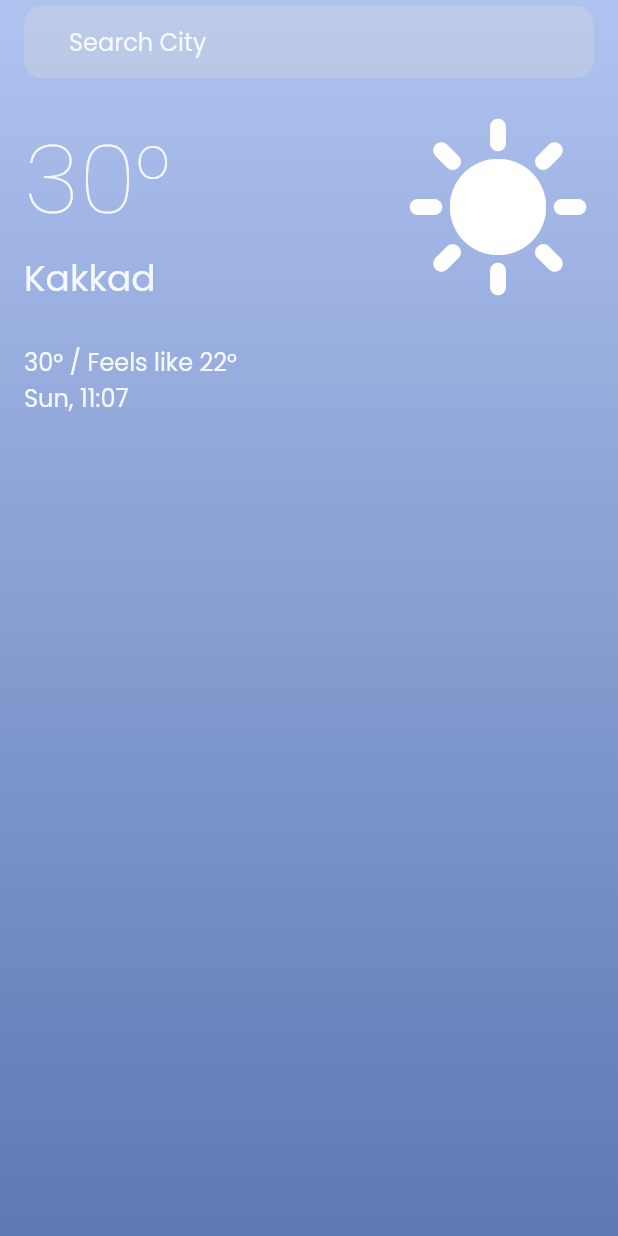
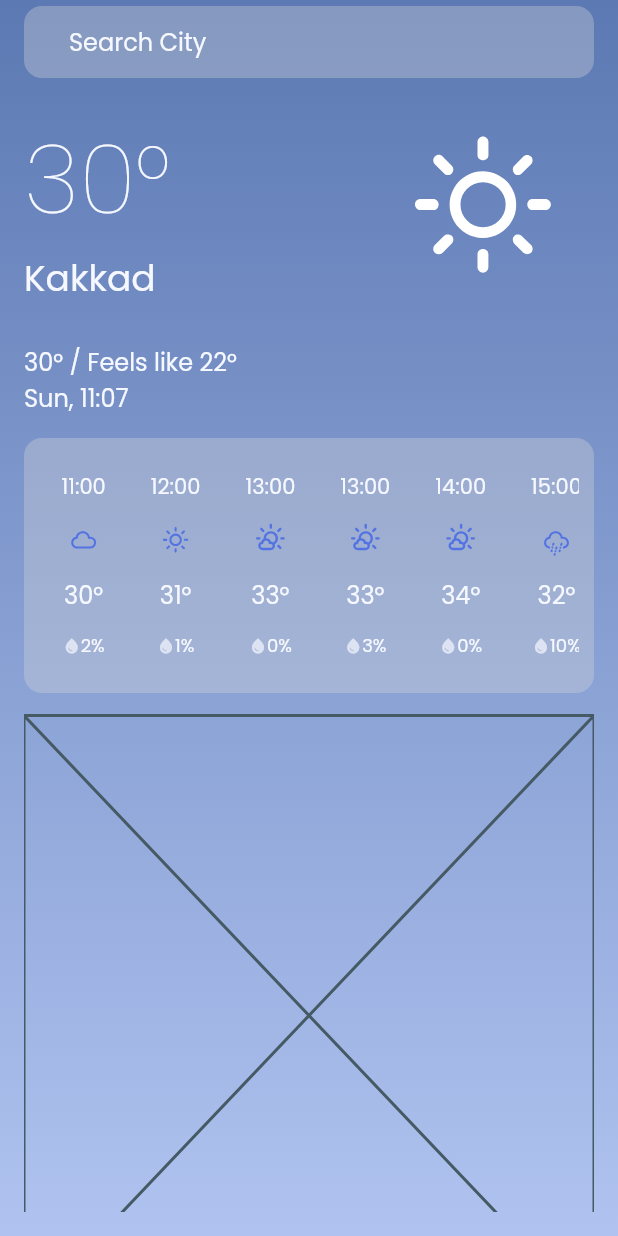
Before and after one commit to Adwaith-Rajesh/CuWea, a Flutter app: the screen it shows after launch, on a phone screen of 412 x 824 dp. Run offline on Flutter 3.47's test engine with Material 2 defaults, Android fonts, the phone set to English and light mode, and no system bars; our stand-ins replace weather_icons.

Commit message:
Added hourly data view

```diff
--- /dev/null
+++ b/lib/components/current_condition.dart
@@ -0,0 +1,10 @@
+import 'package:flutter/material.dart';
+
+class CurrentCondition extends StatelessWidget {
+  const CurrentCondition({super.key});
+
+  @override
+  Widget build(BuildContext context) {
+    return const Placeholder();
+  }
+}
--- /dev/null
+++ b/lib/components/hourly_data_container.dart
@@ -0,0 +1,31 @@
+import 'package:cuwea/components/single_hour_info.dart';
+import 'package:cuwea/models/hour_data.dart';
+import 'package:flutter/material.dart';
+
+class HourlyDataContainer extends StatelessWidget {
+  final List<HourData> hourlyData;
+
+  const HourlyDataContainer({
+    super.key,
+    required this.hourlyData,
+  });
+
+  @override
+  Widget build(BuildContext context) {
+    return Container(
+      height: 170,
+      padding: const EdgeInsets.all(10),
+      decoration: BoxDecoration(
+        color: const Color(0xffD9D9D9).withOpacity(0.33),
+        borderRadius: BorderRadius.circular(12),
+      ),
+      child: ListView.builder(
+        scrollDirection: Axis.horizontal,
+        itemCount: hourlyData.length,
+        itemBuilder: (context, index) => SingleHourDataWidget(
+          hourData: hourlyData[index],
+        ),
+      ),
+    );
+  }
+}
--- a/lib/components/info_glance.dart
+++ b/lib/components/info_glance.dart
@@ -1,5 +1,6 @@
 import 'package:cuwea/components/cw_text.dart';
 import 'package:flutter/material.dart';
+import 'package:weather_icons/weather_icons.dart';
 
 class InfoGlance extends StatelessWidget {
   final int temp;
@@ -41,11 +42,18 @@ class InfoGlance extends StatelessWidget {
               ],
             ),
 
-            const Icon(
-              Icons.sunny,
-              size: 128,
-              color: Colors.white,
-            )
+            const Row(
+              children: [
+                Icon(
+                  WeatherIcons.day_sunny,
+                  size: 128,
+                  color: Colors.white,
+                ),
+                SizedBox(
+                  width: 10,
+                ),
+              ],
+            ),
           ],
         ),
 
--- /dev/null
+++ b/lib/components/single_hour_info.dart
@@ -0,0 +1,52 @@
+import 'package:cuwea/components/cw_text.dart';
+import 'package:cuwea/models/hour_data.dart';
+import 'package:flutter/material.dart';
+
+class SingleHourDataWidget extends StatelessWidget {
+  final HourData hourData;
+
+  const SingleHourDataWidget({
+    super.key,
+    required this.hourData,
+  });
+
+  @override
+  Widget build(BuildContext context) {
+    return Container(
+      margin: EdgeInsets.symmetric(horizontal: 15),
+      child: Column(
+        mainAxisAlignment: MainAxisAlignment.spaceEvenly,
+        children: [
+          CWText(
+            text: hourData.hour,
+            fontSize: 14,
+            fontWeight: FontWeight.normal,
+          ),
+          Icon(
+            hourData.iconData,
+            color: Color.fromARGB(255, 51, 90, 233).withOpacity(0.7),
+          ),
+          CWText(
+            text: '${hourData.temp.toString()}°',
+            fontSize: 16,
+            fontWeight: FontWeight.normal,
+          ),
+          Row(
+            children: [
+              Icon(
+                Icons.water_drop,
+                size: 12,
+                color: Color(0xffF6F8FF).withOpacity(0.7),
+              ),
+              CWText(
+                text: '${hourData.precipitation.toString()}%',
+                fontSize: 12,
+                fontWeight: FontWeight.normal,
+              ),
+            ],
+          )
+        ],
+      ),
+    );
+  }
+}
--- /dev/null
+++ b/lib/models/hour_data.dart
@@ -0,0 +1,15 @@
+import 'package:flutter/material.dart';
+
+class HourData {
+  String hour;
+  int temp;
+  int precipitation;
+  IconData iconData;
+
+  HourData({
+    required this.hour,
+    required this.temp,
+    required this.precipitation,
+    required this.iconData,
+  });
+}
--- a/lib/pages/home_page.dart
+++ b/lib/pages/home_page.dart
@@ -1,8 +1,12 @@
 import 'dart:ui';
 
+import 'package:cuwea/components/current_condition.dart';
+import 'package:cuwea/components/hourly_data_container.dart';
 import 'package:cuwea/components/info_glance.dart';
 import 'package:cuwea/components/search_bar.dart';
+import 'package:cuwea/models/hour_data.dart';
 import 'package:flutter/material.dart';
+import 'package:weather_icons/weather_icons.dart';
 
 class HomePage extends StatefulWidget {
   const HomePage({super.key});
@@ -13,6 +17,48 @@ class HomePage extends StatefulWidget {
 
 class _HomePageState extends State<HomePage> {
   String _submitText = 'Hello';
+  final List<HourData> _hourlyData = [
+    HourData(
+        hour: '11:00',
+        temp: 30,
+        precipitation: 2,
+        iconData: WeatherIcons.cloud),
+    HourData(
+        hour: '12:00',
+        temp: 31,
+        precipitation: 1,
+        iconData: WeatherIcons.day_sunny),
+    HourData(
+        hour: '13:00',
+        temp: 33,
+        precipitation: 0,
+        iconData: WeatherIcons.day_sunny_overcast),
+    HourData(
+        hour: '13:00',
+        temp: 33,
+        precipitation: 3,
+        iconData: WeatherIcons.day_sunny_overcast),
+    HourData(
+        hour: '14:00',
+        temp: 34,
+        precipitation: 0,
+        iconData: WeatherIcons.day_sunny_overcast),
+    HourData(
+        hour: '15:00',
+        temp: 32,
+        precipitation: 10,
+        iconData: WeatherIcons.rain_mix),
+    HourData(
+        hour: '16:00',
+        temp: 36,
+        precipitation: 12,
+        iconData: WeatherIcons.night_rain_mix),
+    HourData(
+        hour: '17:00',
+        temp: 36,
+        precipitation: 0,
+        iconData: WeatherIcons.day_sunny_overcast),
+  ];
 
   @override
   Widget build(BuildContext context) {
@@ -21,7 +67,10 @@ class _HomePageState extends State<HomePage> {
         gradient: LinearGradient(
           begin: Alignment.topCenter,
           end: Alignment.bottomCenter,
-          colors: [Color(0xffB0C3F0), Color(0xff5C79B3)],
+          colors: [
+            Color(0xff5C79B3),
+            Color(0xffB0C3F0),
+          ],
         ),
       ),
       child: SafeArea(
@@ -40,13 +89,32 @@ class _HomePageState extends State<HomePage> {
           backgroundColor: Colors.transparent,
           body: Padding(
             padding: const EdgeInsets.all(16.0),
-            child: Column(
+            child: ListView(
               children: [
-                InfoGlance(
-                  temp: 30,
-                  feelsLike: 22,
-                  city: 'Kakkad',
-                  dateTime: 'Sun, 11:07',
+                Column(
+                  children: [
+                    // info at a glance
+                    const InfoGlance(
+                      temp: 30,
+                      feelsLike: 22,
+                      city: 'Kakkad',
+                      dateTime: 'Sun, 11:07',
+                    ),
+
+                    const SizedBox(
+                      height: 15,
+                    ),
+
+                    // hourly data container
+                    HourlyDataContainer(hourlyData: _hourlyData),
+
+                    const SizedBox(
+                      height: 15,
+                    ),
+
+                    // quotes
+                    CurrentCondition(),
+                  ],
                 ),
               ],
             ),
--- a/pubspec.yaml
+++ b/pubspec.yaml
@@ -30,6 +30,7 @@ environment:
 dependencies:
   flutter:
     sdk: flutter
+  weather_icons: ^3.0.0
 
 
   # The following adds the Cupertino Icons font to your application.
```
Also changed, not shown: pubspec.lock.
